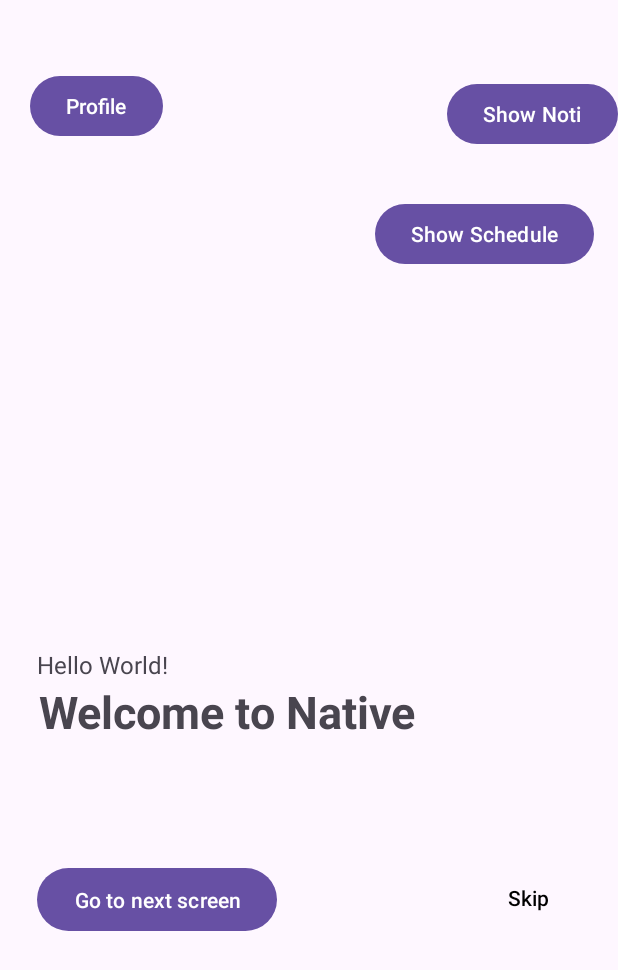
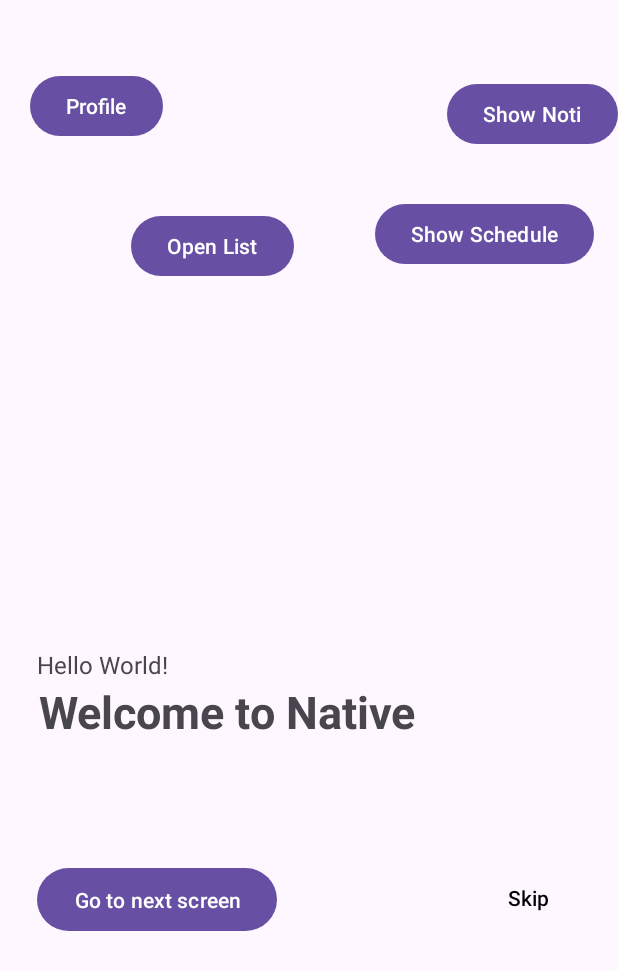
Before and after one commit to Muitsu/AndroidNative, an Android app: the screen it shows after launch (MainActivity), on a phone screen of 412 x 824 dp. Shown: the top 970 px of the screen. Run offline under Robolectric (Android 15) with nearby library versions, the phone set to English and light mode, and no system bars.

```diff
--- a/app/src/main/java/com/example/messageapp/MainActivity.java
+++ b/app/src/main/java/com/example/messageapp/MainActivity.java
@@ -75,6 +75,7 @@ public class MainActivity extends AppCompatActivity {
             NotificationService.showScheduled(1, "Scheduled Notification", "This will show after 10 seconds", triggerAtMillis);
 
         });
+        binding.btnOpenList.setOnClickListener(v -> Navigator.push(this, FourthScreen.class));
     }
 
     @Override
--- a/app/src/main/res/layout/activity_main.xml
+++ b/app/src/main/res/layout/activity_main.xml
@@ -88,4 +88,14 @@
         app:layout_constraintEnd_toEndOf="parent"
         app:layout_constraintTop_toBottomOf="@+id/btn_show_noti" />
 
+    <Button
+        android:id="@+id/btn_open_list"
+        android:layout_width="wrap_content"
+        android:layout_height="wrap_content"
+        android:layout_marginTop="40dp"
+        android:layout_marginEnd="216dp"
+        android:text="Open List"
+        app:layout_constraintEnd_toEndOf="parent"
+        app:layout_constraintTop_toBottomOf="@+id/btn_show_noti" />
+
 </androidx.constraintlayout.widget.ConstraintLayout>
```
Also changed, not shown: app/src/main/AndroidManifest.xml (+5 -2 lines), app/src/main/java/com/example/messageapp/FourthScreen.java (added, +24 -0 lines), app/src/main/res/layout/activity_fourth_screen.xml (added, +10 -0 lines).
